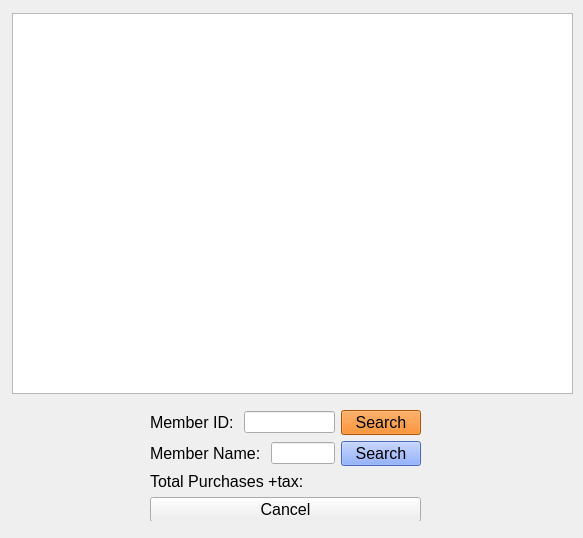
Old version of the form memberpurchases.ui in the repository P4TOO/BulkClub-System.
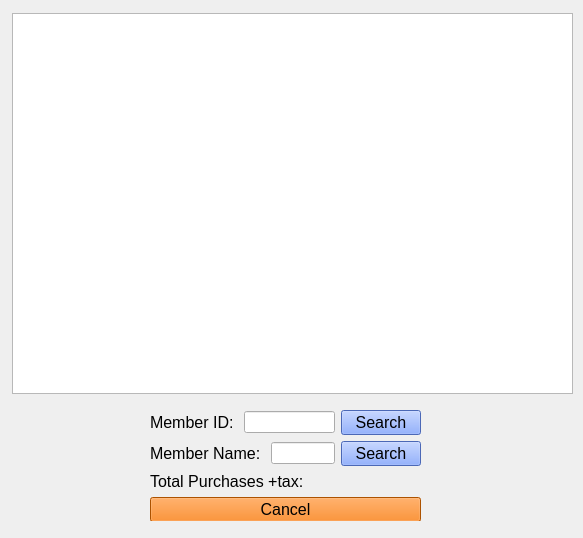
New version of the form.

Commit message: added colors to all completed ui windows

```diff
--- a/memberpurchases.ui
+++ b/memberpurchases.ui
@@ -58,7 +58,7 @@
          </font>
         </property>
         <property name="styleSheet">
-         <string notr="true">background-color: rgb(241, 115, 0)</string>
+         <string notr="true">background-color: rgb(105, 146, 255)</string>
         </property>
         <property name="text">
          <string>Search</string>
@@ -129,7 +129,7 @@
        </font>
       </property>
       <property name="styleSheet">
-       <string notr="true"/>
+       <string notr="true">background-color: rgb(241, 115, 0)</string>
       </property>
       <property name="text">
        <string>Cancel</string>
```
The commit also changes 8 other files.
